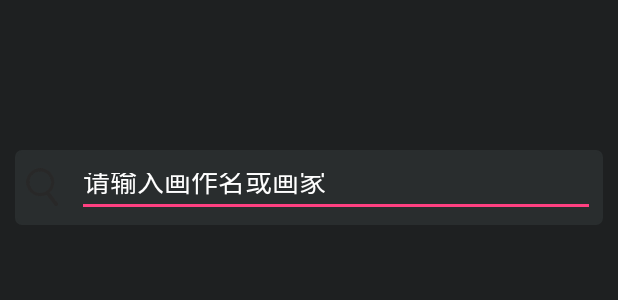
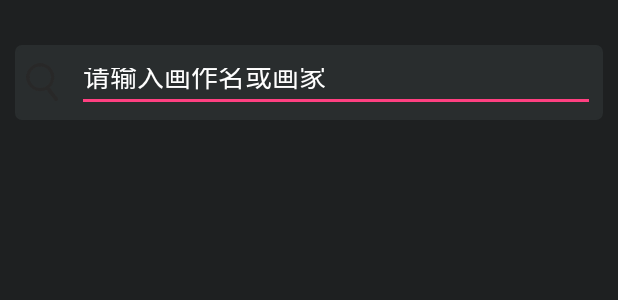
Before and after one commit to freeksg66/DailyArts, an Android app: the layout fragment_find_arts.xml on its own in the app's theme, with its tools: preview values and no code run, on a phone screen of 412 x 824 dp. Shown: the top 300 px of the screen. Run offline under Robolectric (Android 15) with nearby library versions, the light colour scheme and no system bars.

Commit message:
完成了查找名画的功能

```diff
--- a/app/src/main/java/com/github/dailyarts/presenter/GalleryImagesContract.java
+++ b/app/src/main/java/com/github/dailyarts/contract/GalleryImagesContract.java
@@ -1,4 +1,4 @@
-package com.github.dailyarts.presenter;
+package com.github.dailyarts.contract;
 
 import com.github.dailyarts.entity.DateModel;
 import com.github.dailyarts.entity.GalleryModel;
--- a/app/src/main/java/com/github/dailyarts/presenter/GalleryImagePresenter.java
+++ b/app/src/main/java/com/github/dailyarts/presenter/GalleryImagePresenter.java
@@ -1,14 +1,10 @@
 package com.github.dailyarts.presenter;
 
-import com.github.dailyarts.entity.DateModel;
-import com.github.dailyarts.entity.GalleryModel;
+import com.github.dailyarts.contract.GalleryImagesContract;
 import com.github.dailyarts.entity.ImageMessageModel;
-import com.github.dailyarts.entity.ImageModel;
 import com.github.dailyarts.net.NetError;
 import com.github.dailyarts.net.NetSubscriber;
 import com.github.dailyarts.repository.GalleryImagesRepository;
-
-import java.util.List;
 
 import rx.android.schedulers.AndroidSchedulers;
 import rx.schedulers.Schedulers;
--- a/app/src/main/res/layout/fragment_find_arts.xml
+++ b/app/src/main/res/layout/fragment_find_arts.xml
@@ -8,7 +8,7 @@
         android:layout_width="match_parent"
         android:layout_height="50dp"
         android:orientation="horizontal"
-        android:layout_marginTop="100dp"
+        android:layout_marginTop="30dp"
         android:layout_marginLeft="10dp"
         android:layout_marginRight="10dp"
         android:background="@drawable/bg_edittext">
@@ -24,7 +24,9 @@
             android:layout_height="match_parent"
             android:layout_margin="5dp"
             android:hint="请输入画作名或画家"
-            android:textColorHint="@color/white"/>
+            android:textColorHint="@color/white"
+            android:imeOptions="actionSearch"
+            android:singleLine="true"/>
     </LinearLayout>
 
     <FrameLayout
@@ -32,35 +34,49 @@
         android:layout_height="match_parent">
         <RelativeLayout
             android:id="@+id/rl_find_nothing"
-            android:layout_width="match_parent"
-            android:layout_height="match_parent"
+            android:layout_width="wrap_content"
+            android:layout_height="wrap_content"
+            android:layout_marginTop="30dp"
+            android:layout_gravity="center"
             android:visibility="gone">
             <ImageView
+                android:id="@+id/iv_nothing"
                 android:layout_width="wrap_content"
                 android:layout_height="wrap_content" />
             <TextView
-                android:layout_width="wrap_content"
+                android:id="@+id/tv_nothing_1"
+                android:layout_width="match_parent"
                 android:layout_height="wrap_content"
-                android:text="未找到相关名画"
+                android:text="没有找到相关名画"
                 android:textSize="15sp"
-                android:textColor="@color/white"/>
+                android:textColor="@color/white"
+                android:layout_below="@id/iv_nothing"
+                android:gravity="center"/>
             <TextView
-                android:layout_width="wrap_content"
+                android:id="@+id/tv_nothing_2"
+                android:layout_width="match_parent"
                 android:layout_height="wrap_content"
                 android:text="建议您在个人中心里点播"
                 android:textSize="12sp"
-                android:textColor="@color/white"/>
+                android:textColor="@color/white"
+                android:layout_below="@id/tv_nothing_1"
+                android:gravity="center"/>
             <TextView
-                android:layout_width="wrap_content"
+                android:id="@+id/tv_nothing_3"
+                android:layout_width="match_parent"
                 android:layout_height="wrap_content"
                 android:text="我们会尽快为您寻找它"
                 android:textSize="12sp"
-                android:textColor="@color/white"/>
+                android:textColor="@color/white"
+                android:layout_below="@id/tv_nothing_2"
+                android:gravity="center"/>
         </RelativeLayout>
         <android.support.v7.widget.RecyclerView
             android:id="@+id/rv_find_arts"
             android:layout_width="match_parent"
-            android:layout_height="match_parent"/>
+            android:layout_height="match_parent"
+            android:layout_marginBottom="10dp"
+            android:layout_marginLeft="20dp"/>
     </FrameLayout>
 
 </LinearLayout>
```
Also changed, not shown: app/src/main/java/com/github/dailyarts/contract/FindArtsContract.java (added, +20 -0 lines), app/src/main/java/com/github/dailyarts/entity/ImageMessageListModel.java (added, +48 -0 lines), app/src/main/java/com/github/dailyarts/net/DailyArtsAPI.java (+8 -0 lines), app/src/main/java/com/github/dailyarts/presenter/FindArtsPresenter.java (added, +47 -0 lines), app/src/main/java/com/github/dailyarts/repository/FindArtsDataSource.java (added, +15 -0 lines), app/src/main/java/com/github/dailyarts/repository/FindArtsRepository.java (added, +23 -0 lines), app/src/main/java/com/github/dailyarts/ui/adapter/FindArtsAdapter.java (added, +83 -0 lines), app/src/main/java/com/github/dailyarts/ui/fragment/GalleryItemFragment.java (+1 -23 lines), app/src/main/java/com/github/dailyarts/ui/fragment/MainFragment.java (+59 -2 lines), app/src/main/res/layout/item_find_arts.xml (added, +37 -0 lines).
